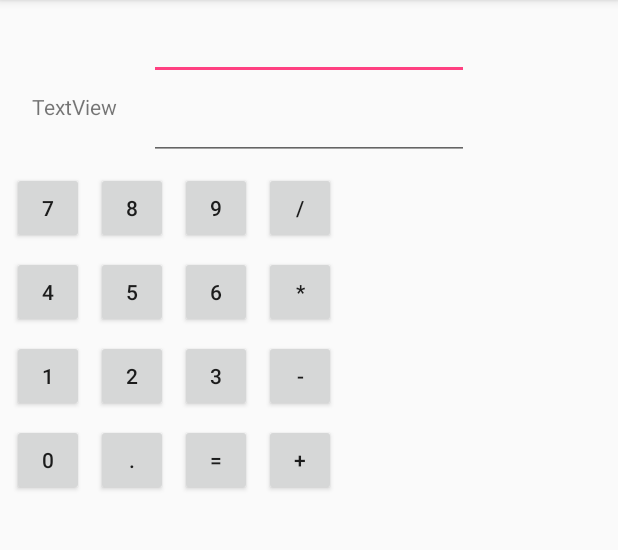
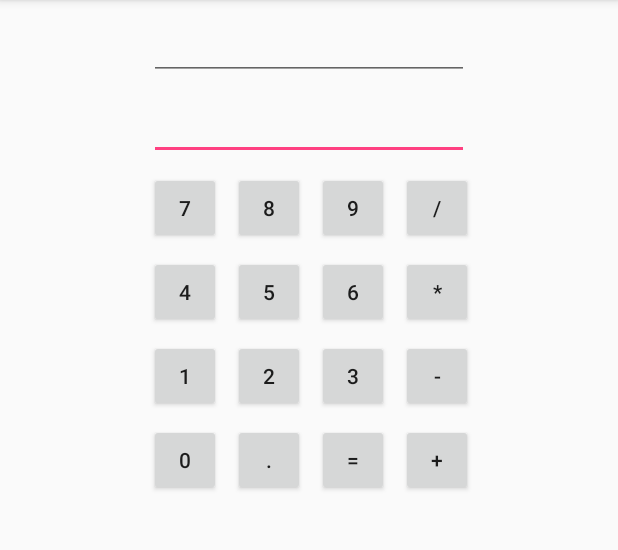
Before and after one commit to bmwanz/AndroidKotlinCalculator, an Android app: the screen it shows after launch (MainActivity), on a phone screen of 412 x 824 dp, the part 84-634 px from its top. Run offline under Robolectric (Android 15) with nearby library versions, the phone set to English and light mode, and no system bars.

Commit message:
fine tune portrait layout

```diff
--- a/app/src/main/res/layout/activity_main.xml
+++ b/app/src/main/res/layout/activity_main.xml
@@ -14,10 +14,37 @@
         android:layout_marginStart="8dp"
         android:layout_marginTop="8dp"
         android:ems="10"
-        android:inputType="numberSigned"
+        android:focusable="false"
+        android:focusableInTouchMode="false"
+        android:inputType="numberSigned|numberDecimal"
         app:layout_constraintEnd_toEndOf="parent"
         app:layout_constraintStart_toStartOf="parent"
         app:layout_constraintTop_toTopOf="parent" />
+
+    <TextView
+        android:id="@+id/operation"
+        android:layout_width="wrap_content"
+        android:layout_height="wrap_content"
+        android:layout_marginEnd="8dp"
+        android:layout_marginStart="8dp"
+        android:textSize="18sp"
+        android:textStyle="bold"
+        app:layout_constraintBaseline_toBaselineOf="@+id/new_number"
+        app:layout_constraintEnd_toStartOf="@+id/new_number"
+        app:layout_constraintStart_toStartOf="parent" />
+
+    <EditText
+        android:id="@+id/new_number"
+        android:layout_width="wrap_content"
+        android:layout_height="wrap_content"
+        android:layout_marginEnd="8dp"
+        android:layout_marginStart="8dp"
+        android:layout_marginTop="8dp"
+        android:ems="10"
+        android:inputType="numberSigned|numberDecimal"
+        app:layout_constraintEnd_toEndOf="parent"
+        app:layout_constraintStart_toStartOf="parent"
+        app:layout_constraintTop_toBottomOf="@+id/result" />
 
     <Button
         android:id="@+id/button0"
@@ -93,11 +120,10 @@
         android:id="@+id/button7"
         android:layout_width="wrap_content"
         android:layout_height="wrap_content"
-        android:layout_marginStart="8dp"
         android:layout_marginTop="8dp"
         android:minWidth="48dp"
         android:text="7"
-        app:layout_constraintStart_toStartOf="parent"
+        app:layout_constraintStart_toStartOf="@+id/new_number"
         app:layout_constraintTop_toBottomOf="@+id/new_number" />
 
     <Button
@@ -180,27 +206,4 @@
         app:layout_constraintBaseline_toBaselineOf="@+id/button_equals"
         app:layout_constraintStart_toEndOf="@+id/button_equals" />
 
-    <TextView
-        android:id="@+id/operation"
-        android:layout_width="wrap_content"
-        android:layout_height="wrap_content"
-        android:layout_marginEnd="8dp"
-        android:layout_marginStart="8dp"
-        android:text="TextView"
-        app:layout_constraintEnd_toStartOf="@+id/new_number"
-        app:layout_constraintStart_toStartOf="parent"
-        app:layout_constraintTop_toTopOf="@+id/new_number" />
-
-    <EditText
-        android:id="@+id/new_number"
-        android:layout_width="wrap_content"
-        android:layout_height="wrap_content"
-        android:layout_marginEnd="8dp"
-        android:layout_marginStart="8dp"
-        android:layout_marginTop="8dp"
-        android:ems="10"
-        android:inputType="numberSigned"
-        app:layout_constraintEnd_toEndOf="parent"
-        app:layout_constraintStart_toStartOf="parent"
-        app:layout_constraintTop_toBottomOf="@+id/result" />
 </android.support.constraint.ConstraintLayout>
--- a/build.gradle
+++ b/build.gradle
@@ -7,7 +7,7 @@ buildscript {
         jcenter()
     }
     dependencies {
-        classpath 'com.android.tools.build:gradle:3.1.2'
+        classpath 'com.android.tools.build:gradle:3.1.3'
         classpath "org.jetbrains.kotlin:kotlin-gradle-plugin:$kotlin_version"
 
         // NOTE: Do not place your application dependencies here; they belong
```
